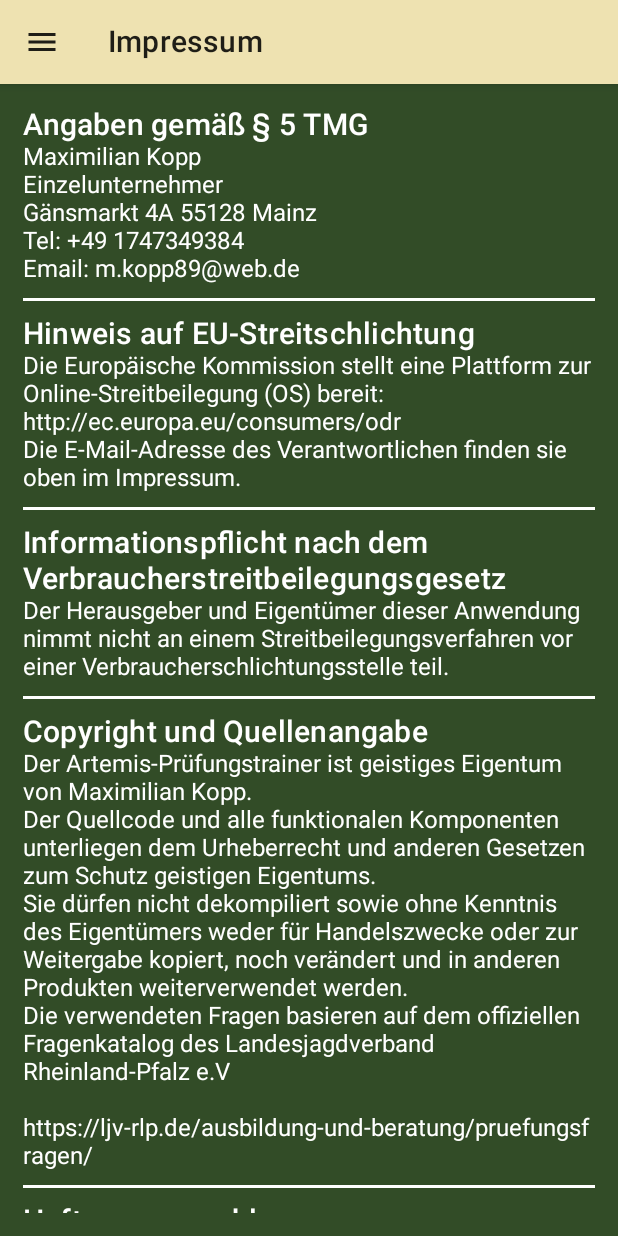
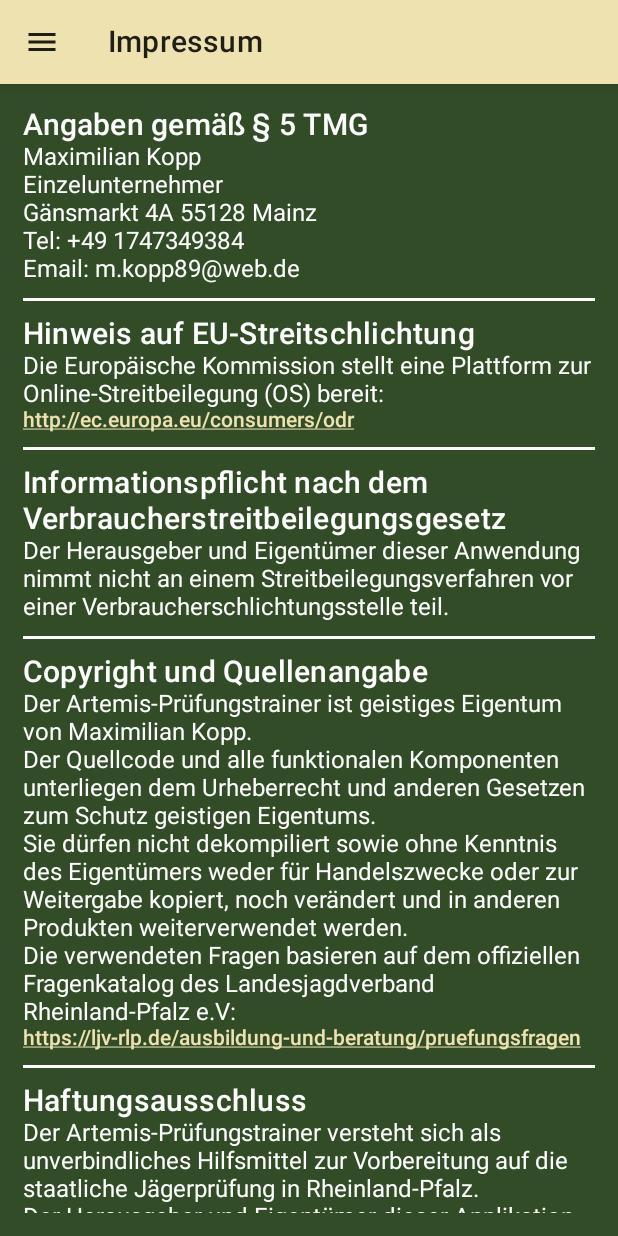
Before and after one commit to MaximilianKopp/Artemis, an Android app built with Jetpack Compose: the screen it shows after launch (MainActivity), after a tap on "Impressum", on a phone screen of 412 x 824 dp. Run offline under Robolectric (Android 15) with nearby library versions, the phone set to English and light mode, and no system bars; our stand-ins replace Room's generated code, accompanist, livedata-compose.

Commit message:
Add hyperlink component and adjust hyperlinks in imprint

```diff
--- /dev/null
+++ b/app/src/main/java/com/ataraxia/artemis/helper/HyperlinkText.kt
@@ -0,0 +1,70 @@
+package com.ataraxia.artemis.helper
+
+import androidx.compose.foundation.text.ClickableText
+import androidx.compose.runtime.Composable
+import androidx.compose.ui.Modifier
+import androidx.compose.ui.graphics.Color
+import androidx.compose.ui.platform.LocalUriHandler
+import androidx.compose.ui.text.SpanStyle
+import androidx.compose.ui.text.buildAnnotatedString
+import androidx.compose.ui.text.font.FontWeight
+import androidx.compose.ui.text.style.TextDecoration
+import androidx.compose.ui.unit.TextUnit
+import com.ataraxia.artemis.ui.theme.Artemis_Yellow
+
+@Composable
+fun HyperlinkText(
+    modifier: Modifier = Modifier,
+    fullText: String,
+    linkText: List<String>,
+    linkTextColor: Color = Artemis_Yellow,
+    linkTextFontWeight: FontWeight = FontWeight.Medium,
+    linkTextDecoration: TextDecoration = TextDecoration.Underline,
+    hyperlinks: List<String> = listOf("https://stevdza-san.com"),
+    fontSize: TextUnit = TextUnit.Unspecified
+) {
+    val annotatedString = buildAnnotatedString {
+        append(fullText)
+        linkText.forEachIndexed { index, link ->
+            val startIndex = fullText.indexOf(link)
+            val endIndex = startIndex + link.length
+            addStyle(
+                style = SpanStyle(
+                    color = linkTextColor,
+                    fontSize = fontSize,
+                    fontWeight = linkTextFontWeight,
+                    textDecoration = linkTextDecoration
+                ),
+                start = startIndex,
+                end = endIndex
+            )
+            addStringAnnotation(
+                tag = "URL",
+                annotation = hyperlinks[index],
+                start = startIndex,
+                end = endIndex
+            )
+        }
+        addStyle(
+            style = SpanStyle(
+                fontSize = fontSize
+            ),
+            start = 0,
+            end = fullText.length
+        )
+    }
+
+    val uriHandler = LocalUriHandler.current
+
+    ClickableText(
+        modifier = modifier,
+        text = annotatedString,
+        onClick = {
+            annotatedString
+                .getStringAnnotations("URL", it, it)
+                .firstOrNull()?.let { stringAnnotation ->
+                    uriHandler.openUri(stringAnnotation.item)
+                }
+        }
+    )
+}
--- a/app/src/main/java/com/ataraxia/artemis/ui/ImprintComponent.kt
+++ b/app/src/main/java/com/ataraxia/artemis/ui/ImprintComponent.kt
@@ -11,6 +11,7 @@ import androidx.compose.runtime.Composable
 import androidx.compose.ui.Modifier
 import androidx.compose.ui.graphics.Color
 import androidx.compose.ui.unit.dp
+import com.ataraxia.artemis.helper.HyperlinkText
 
 class ImprintComponent {
 
@@ -43,11 +44,14 @@ class ImprintComponent {
                 color = Color.White
             )
             Text(
-                text = "Die Europäische Kommission stellt eine Plattform zur Online-Streitbeilegung (OS) bereit:\n" +
-                        "http://ec.europa.eu/consumers/odr\n" +
-                        "Die E-Mail-Adresse des Verantwortlichen finden sie oben im Impressum.",
+                text = "Die Europäische Kommission stellt eine Plattform zur Online-Streitbeilegung (OS) bereit:",
                 style = MaterialTheme.typography.body1,
                 color = Color.White
+            )
+            HyperlinkText(
+                fullText = "http://ec.europa.eu/consumers/odr",
+                linkText = listOf("http://ec.europa.eu/consumers/odr"),
+                hyperlinks = listOf("http://ec.europa.eu/consumers/odr")
             )
             Divider(
                 modifier = Modifier.padding(top = 10.dp, bottom = 10.dp),
@@ -81,9 +85,14 @@ class ImprintComponent {
                 color = Color.White
             )
             Text(
-                text = "Die verwendeten Fragen basieren auf dem offiziellen Fragenkatalog des Landesjagdverband Rheinland-Pfalz e.V \n https://ljv-rlp.de/ausbildung-und-beratung/pruefungsfragen/",
+                text = "Die verwendeten Fragen basieren auf dem offiziellen Fragenkatalog des Landesjagdverband Rheinland-Pfalz e.V:",
                 style = MaterialTheme.typography.body1,
                 color = Color.White
+            )
+            HyperlinkText(
+                fullText = "https://ljv-rlp.de/ausbildung-und-beratung/pruefungsfragen",
+                linkText = listOf("https://ljv-rlp.de/ausbildung-und-beratung/pruefungsfragen"),
+                hyperlinks = listOf("https://ljv-rlp.de/ausbildung-und-beratung/pruefungsfragen")
             )
             Divider(
                 modifier = Modifier.padding(top = 10.dp, bottom = 10.dp),
```
